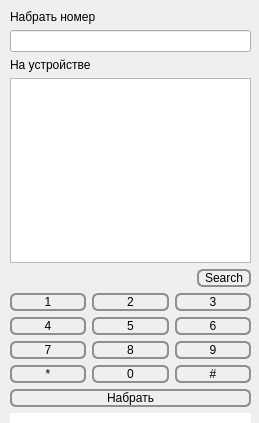
Old version of the form RemoteDialerQt/mainwindow.ui in the repository appach22/RemoteDialerQt.
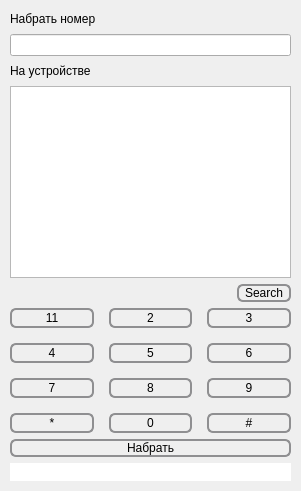
New version of the form.

Diff of the .ui file:
```diff
--- a/RemoteDialerQt/mainwindow.ui
+++ b/RemoteDialerQt/mainwindow.ui
@@ -6,8 +6,8 @@
    <rect>
     <x>0</x>
     <y>0</y>
-    <width>259</width>
-    <height>423</height>
+    <width>301</width>
+    <height>491</height>
    </rect>
   </property>
   <property name="windowTitle">
@@ -75,11 +75,14 @@
      <rect>
       <x>0</x>
       <y>0</y>
-      <width>261</width>
-      <height>437</height>
+      <width>301</width>
+      <height>491</height>
      </rect>
     </property>
     <layout class="QVBoxLayout" name="verticalLayout">
+     <property name="spacing">
+      <number>-1</number>
+     </property>
      <property name="sizeConstraint">
       <enum>QLayout::SetDefaultConstraint</enum>
      </property>
@@ -197,62 +200,19 @@
       </layout>
      </item>
      <item>
-      <layout class="QGridLayout" name="gridLayout_2">
-       <property name="sizeConstraint">
-        <enum>QLayout::SetDefaultConstraint</enum>
+      <layout class="QGridLayout" name="gridLayout">
+       <property name="leftMargin">
+        <number>0</number>
        </property>
-       <item row="3" column="0">
-        <widget class="QPushButton" name="btn_10">
-         <property name="sizePolicy">
-          <sizepolicy hsizetype="Minimum" vsizetype="Expanding">
-           <horstretch>0</horstretch>
-           <verstretch>0</verstretch>
-          </sizepolicy>
-         </property>
-         <property name="text">
-          <string>*</string>
-         </property>
-        </widget>
-       </item>
-       <item row="0" column="0">
-        <widget class="QPushButton" name="btn_1">
-         <property name="sizePolicy">
-          <sizepolicy hsizetype="Minimum" vsizetype="Expanding">
-           <horstretch>0</horstretch>
-           <verstretch>0</verstretch>
-          </sizepolicy>
-         </property>
-         <property name="text">
-          <string>1</string>
-         </property>
-        </widget>
-       </item>
-       <item row="1" column="0">
-        <widget class="QPushButton" name="btn_4">
-         <property name="sizePolicy">
-          <sizepolicy hsizetype="Minimum" vsizetype="Expanding">
-           <horstretch>0</horstretch>
-           <verstretch>0</verstretch>
-          </sizepolicy>
-         </property>
-         <property name="text">
-          <string>4</string>
-         </property>
-        </widget>
-       </item>
-       <item row="0" column="1">
-        <widget class="QPushButton" name="btn_2">
-         <property name="sizePolicy">
-          <sizepolicy hsizetype="Minimum" vsizetype="Expanding">
-           <horstretch>0</horstretch>
-           <verstretch>0</verstretch>
-          </sizepolicy>
-         </property>
-         <property name="text">
-          <string>2</string>
-         </property>
-        </widget>
-       </item>
+       <property name="topMargin">
+        <number>0</number>
+       </property>
+       <property name="rightMargin">
+        <number>0</number>
+       </property>
+       <property name="spacing">
+        <number>15</number>
+       </property>
        <item row="2" column="0">
         <widget class="QPushButton" name="btn_7">
          <property name="sizePolicy">
@@ -261,6 +221,18 @@
            <verstretch>0</verstretch>
           </sizepolicy>
          </property>
+         <property name="minimumSize">
+          <size>
+           <width>54</width>
+           <height>20</height>
+          </size>
+         </property>
+         <property name="maximumSize">
+          <size>
+           <width>16777215</width>
+           <height>20</height>
+          </size>
+         </property>
          <property name="text">
           <string>7</string>
          </property>
@@ -274,24 +246,17 @@
            <verstretch>0</verstretch>
           </sizepolicy>
          </property>
+         <property name="maximumSize">
+          <size>
+           <width>16777215</width>
+           <height>20</height>
+          </size>
+         </property>
          <property name="text">
           <string>8</string>
          </property>
         </widget>
        </item>
-       <item row="3" column="1">
-        <widget class="QPushButton" name="btn_0">
-         <property name="sizePolicy">
-          <sizepolicy hsizetype="Minimum" vsizetype="Expanding">
-           <horstretch>0</horstretch>
-           <verstretch>0</verstretch>
-          </sizepolicy>
-         </property>
-         <property name="text">
-          <string>0</string>
-         </property>
-        </widget>
-       </item>
        <item row="1" column="1">
         <widget class="QPushButton" name="btn_5">
          <property name="sizePolicy">
@@ -300,21 +265,89 @@
            <verstretch>0</verstretch>
           </sizepolicy>
          </property>
+         <property name="maximumSize">
+          <size>
+           <width>16777215</width>
+           <height>20</height>
+          </size>
+         </property>
          <property name="text">
           <string>5</string>
          </property>
         </widget>
        </item>
-       <item row="0" column="2">
-        <widget class="QPushButton" name="btn_3">
+       <item row="0" column="0">
+        <widget class="QPushButton" name="btn_1">
+         <property name="sizePolicy">
+          <sizepolicy hsizetype="Minimum" vsizetype="Expanding">
+           <horstretch>1</horstretch>
+           <verstretch>0</verstretch>
+          </sizepolicy>
+         </property>
+         <property name="minimumSize">
+          <size>
+           <width>54</width>
+           <height>20</height>
+          </size>
+         </property>
+         <property name="maximumSize">
+          <size>
+           <width>16777215</width>
+           <height>20</height>
+          </size>
+         </property>
+         <property name="text">
+          <string>11</string>
+         </property>
+        </widget>
+       </item>
+       <item row="1" column="0">
+        <widget class="QPushButton" name="btn_4">
          <property name="sizePolicy">
           <sizepolicy hsizetype="Minimum" vsizetype="Expanding">
            <horstretch>0</horstretch>
            <verstretch>0</verstretch>
           </sizepolicy>
          </property>
+         <property name="minimumSize">
+          <size>
+           <width>54</width>
+           <height>20</height>
+          </size>
+         </property>
+         <property name="maximumSize">
+          <size>
+           <width>16777215</width>
+           <height>20</height>
+          </size>
+         </property>
          <property name="text">
-          <string>3</string>
+          <string>4</string>
+         </property>
+        </widget>
+       </item>
+       <item row="0" column="1">
+        <widget class="QPushButton" name="btn_2">
+         <property name="sizePolicy">
+          <sizepolicy hsizetype="Minimum" vsizetype="Expanding">
+           <horstretch>1</horstretch>
+           <verstretch>0</verstretch>
+          </sizepolicy>
+         </property>
+         <property name="minimumSize">
+          <size>
+           <width>54</width>
+           <height>20</height>
+          </size>
+         </property>
+         <property name="maximumSize">
+          <size>
+           <width>16777215</width>
+           <height>20</height>
+          </size>
+         </property>
+         <property name="text">
+          <string>2</string>
          </property>
         </widget>
        </item>
@@ -326,21 +359,33 @@
            <verstretch>0</verstretch>
           </sizepolicy>
          </property>
+         <property name="maximumSize">
+          <size>
+           <width>16777215</width>
+           <height>20</height>
+          </size>
+         </property>
          <property name="text">
           <string>6</string>
          </property>
         </widget>
        </item>
-       <item row="2" column="2">
-        <widget class="QPushButton" name="btn_9">
+       <item row="0" column="2">
+        <widget class="QPushButton" name="btn_3">
          <property name="sizePolicy">
           <sizepolicy hsizetype="Minimum" vsizetype="Expanding">
-           <horstretch>0</horstretch>
+           <horstretch>1</horstretch>
            <verstretch>0</verstretch>
           </sizepolicy>
          </property>
+         <property name="maximumSize">
+          <size>
+           <width>16777215</width>
+           <height>20</height>
+          </size>
+         </property>
          <property name="text">
-          <string>9</string>
+          <string>3</string>
          </property>
         </widget>
        </item>
@@ -352,11 +397,80 @@
            <verstretch>0</verstretch>
           </sizepolicy>
          </property>
+         <property name="maximumSize">
+          <size>
+           <width>16777215</width>
+           <height>20</height>
+          </size>
+         </property>
          <property name="text">
           <string>#</string>
          </property>
         </widget>
        </item>
+       <item row="2" column="2">
+        <widget class="QPushButton" name="btn_9">
+         <property name="sizePolicy">
+          <sizepolicy hsizetype="Minimum" vsizetype="Expanding">
+           <horstretch>0</horstretch>
+           <verstretch>0</verstretch>
+          </sizepolicy>
+         </property>
+         <property name="maximumSize">
+          <size>
+           <width>16777215</width>
+           <height>20</height>
+          </size>
+         </property>
+         <property name="text">
+          <string>9</string>
+         </property>
+        </widget>
+       </item>
+       <item row="3" column="1">
+        <widget class="QPushButton" name="btn_0">
+         <property name="sizePolicy">
+          <sizepolicy hsizetype="Minimum" vsizetype="Expanding">
+           <horstretch>0</horstretch>
+           <verstretch>0</verstretch>
+          </sizepolicy>
+         </property>
+         <property name="maximumSize">
+          <size>
+           <width>16777215</width>
+           <height>20</height>
+          </size>
+         </property>
+         <property name="text">
+          <string>0</string>
+         </property>
+        </widget>
+       </item>
+       <item row="3" column="0">
+        <widget class="QPushButton" name="btn_10">
+         <property name="sizePolicy">
+          <sizepolicy hsizetype="Minimum" vsizetype="Expanding">
+           <horstretch>0</horstretch>
+           <verstretch>0</verstretch>
+          </sizepolicy>
+         </property>
+         <property name="minimumSize">
+          <size>
+           <width>54</width>
+           <height>20</height>
+          </size>
+         </property>
+         <property name="maximumSize">
+          <size>
+           <width>16777215</width>
+           <height>20</height>
+          </size>
+         </property>
+         <property name="text">
+          <string>*</string>
+         </property>
+        </widget>
+       </item>
       </layout>
      </item>
      <item>
```
Left out of the diff: 233 changed lines with no effect on the pictures.
